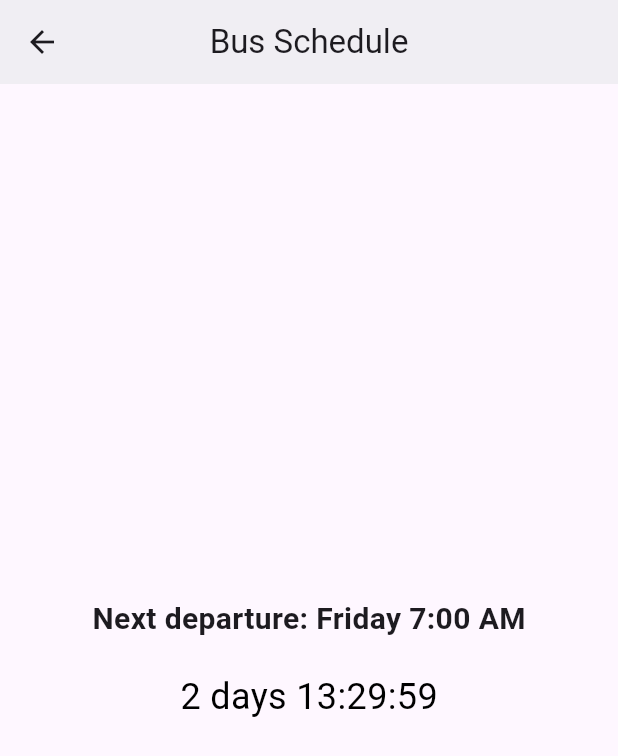
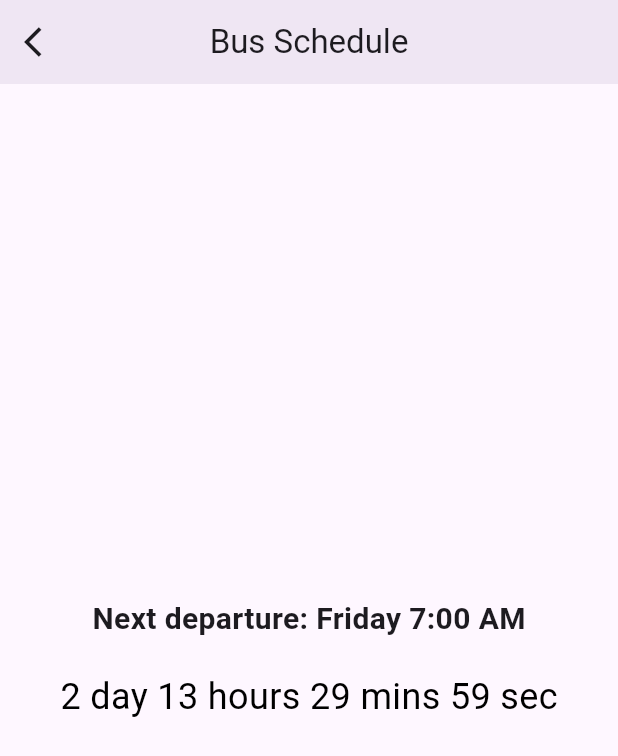
Before and after one commit to asifjahan1/JU-Bus-Route-Tracer, a Flutter app: the SchedulePage screen opened by its route, on a phone screen of 412 x 824 dp. Shown: the top 756 px of the screen. Run offline on Flutter 3.47's test engine with Material 3 defaults, Android fonts, the phone set to English and light mode, and no system bars; our stand-ins replace cloud_firestore, geolocator, google_fonts, google_maps_flutter, location, lottie and 1 more; missing offline and left inert: flutter_polyline_points; accounts and stored records are empty.

Commit message:
updated Bus Schedule time

```diff
--- a/google_map_demo/lib/main.dart
+++ b/google_map_demo/lib/main.dart
@@ -96,11 +96,12 @@ class MyApp extends StatelessWidget {
       // home: const welcomeScreen(),
       initialRoute: '/', // Set initial route to '/'
       routes: {
-        '/': (context) => welcomeScreen(), // Define route for welcome screen
+        '/': (context) =>
+            const welcomeScreen(), // Define route for welcome screen
         '/map': (context) => MapPage(
             userStartLocation: LatLng(0.0, 0.0)), // Define route for map page
         '/schedule': (context) =>
-            SchedulePage(), // Define route for SchedulePage
+            const SchedulePage(), // Define route for SchedulePage
       },
     );
   }
--- a/google_map_demo/lib/pages/schedule_page.dart
+++ b/google_map_demo/lib/pages/schedule_page.dart
@@ -60,25 +60,61 @@ class _SchedulePageState extends State<SchedulePage> {
         time.hour, time.minute);
   }
 
+  // String _formatDuration(Duration duration) {
+  //   if (duration.inDays >= 1) {
+  //     return '${duration.inDays} days ${duration.inHours.remainder(24)}:${duration.inMinutes.remainder(60)}:${duration.inSeconds.remainder(60)}';
+  //   } else {
+  //     String twoDigits(int n) => n.toString().padLeft(2, '0');
+  //     return '${twoDigits(duration.inHours)}:${twoDigits(duration.inMinutes)}:${twoDigits(duration.inSeconds)}';
+  //   }
+  // }
+
   String _formatDuration(Duration duration) {
-    if (duration.inDays >= 1) {
-      return '${duration.inDays} days ${duration.inHours.remainder(24)}:${duration.inMinutes.remainder(60)}:${duration.inSeconds.remainder(60)}';
-    } else {
-      String twoDigits(int n) => n.toString().padLeft(2, '0');
-      return '${twoDigits(duration.inHours)}:${twoDigits(duration.inMinutes)}:${twoDigits(duration.inSeconds)}';
+    int days = duration.inDays;
+    int hours = duration.inHours.remainder(24);
+    int minutes = duration.inMinutes.remainder(60);
+    int seconds = duration.inSeconds.remainder(60);
+
+    String formattedDuration = '';
+
+    if (days > 0) {
+      formattedDuration += '$days day ';
     }
+    if (hours > 0 || days > 0) {
+      formattedDuration += '$hours hours ';
+    }
+    if (minutes > 0 || hours > 0 || days > 0) {
+      formattedDuration += '$minutes mins ';
+    }
+    formattedDuration += '$seconds sec';
+
+    return formattedDuration.trim();
   }
 
   @override
   Widget build(BuildContext context) {
     Duration remainingTime = _nextDepartureTime.difference(DateTime.now());
+    String formattedDuration = _formatDuration(remainingTime);
     return SafeArea(
+      // ignore: deprecated_member_use
+      child: WillPopScope(
+        onWillPop: () async {
+          // Navigate back to the map page
+          Navigator.pop(context);
+          return false; // Prevent default back navigation
+        },
         child: Scaffold(
           appBar: AppBar(
-          backgroundColor: Colors.white,
             elevation: 5,
-          title: Text('Bus Schedule', textAlign: TextAlign.center),
+            title: Text('Bus Schedule'),
             centerTitle: true,
+            leading: IconButton(
+              icon: Icon(Icons.arrow_back_ios),
+              onPressed: () {
+                // Navigate back to the map page
+                Navigator.pop(context);
+              },
+            ),
           ),
           body: Center(
             child: Column(
@@ -86,23 +122,48 @@ class _SchedulePageState extends State<SchedulePage> {
               children: <Widget>[
                 Text(
                   _departureType,
-                style: TextStyle(fontSize: 20, fontWeight: FontWeight.bold),
+                  style: const TextStyle(
+                      fontSize: 20, fontWeight: FontWeight.bold),
                 ),
-              const SizedBox(
-                height: 20,
-              ),
+                const SizedBox(height: 20),
+
                 Text(
                   _formatDuration(remainingTime),
                   style: TextStyle(
                     fontSize: 24,
-                  color:
-                      remainingTime.inMinutes <= 15 ? Colors.red : Colors.black,
+                    color: remainingTime.inMinutes <= 15
+                        ? Colors.red
+                        : Colors.black,
                   ),
                 ),
+
+                // RichText(
+                //   text: TextSpan(
+                //     children: _getFormattedTextSpans(formattedDuration),
+                //   ),
+                // ),
               ],
+            ),
           ),
         ),
       ),
     );
   }
+
+  // List<TextSpan> _getFormattedTextSpans(String formattedDuration) {
+  //   List<TextSpan> textSpans = [];
+  //   List<String> components = formattedDuration.split(' ');
+
+  //   for (String component in components) {
+  //     bool isNumeric = int.tryParse(component) != null;
+  //     Color color = isNumeric ? Colors.black : Colors.red;
+  //     textSpans.add(TextSpan(
+  //       text: component,
+  //       style: TextStyle(color: color),
+  //     ));
+  //     textSpans.add(TextSpan(text: ' '));
+  //   }
+
+  //   return textSpans;
+  // }
 }
```
Lines whose indentation alone changed are shown as unchanged.
